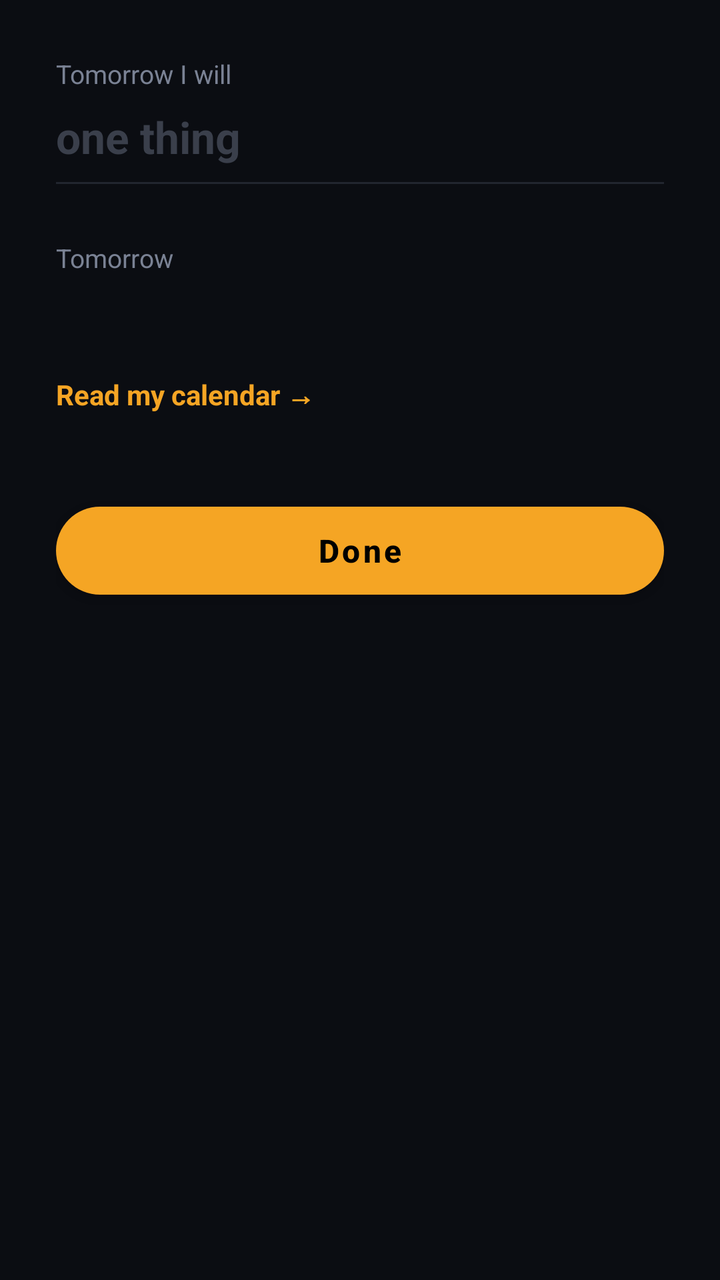
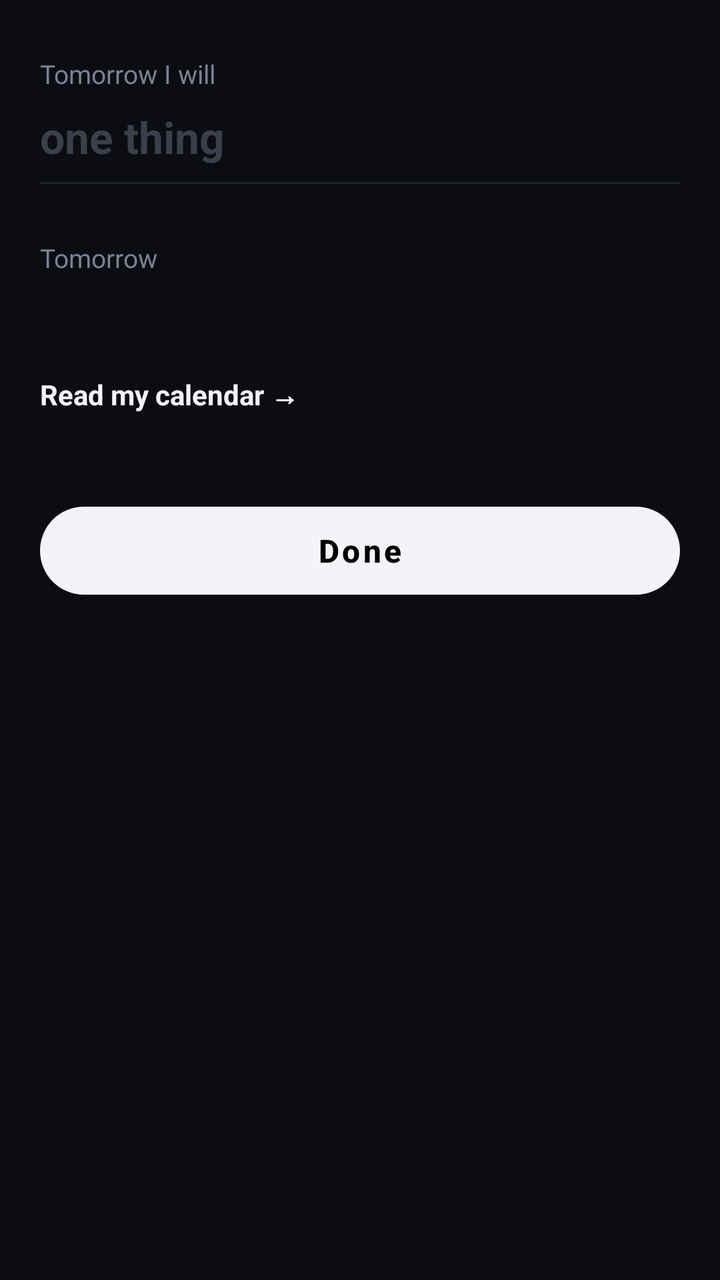

Two renders of the same Android screen: before a commit and after it. Below are the layout's source before the change and the commit's diff.
<!-- AndroidManifest.xml: application theme Theme.WhyNotYou -->
<!-- res/layout/sheet_plan.xml -->
<?xml version="1.0" encoding="utf-8"?>
<LinearLayout xmlns:android="http://schemas.android.com/apk/res/android"
    android:layout_width="match_parent"
    android:layout_height="wrap_content"
    android:background="#0B0D12"
    android:orientation="vertical"
    android:paddingStart="28dp"
    android:paddingTop="28dp"
    android:paddingEnd="28dp"
    android:paddingBottom="36dp">

    <TextView
        android:layout_width="wrap_content"
        android:layout_height="wrap_content"
        android:text="Tomorrow I will"
        android:textColor="#7A8294"
        android:textSize="13sp" />

    <EditText
        android:id="@+id/edit_intention"
        android:layout_width="match_parent"
        android:layout_height="wrap_content"
        android:background="@android:color/transparent"
        android:hint="one thing"
        android:imeOptions="actionDone"
        android:inputType="textCapSentences"
        android:maxLines="2"
        android:paddingVertical="8dp"
        android:textColor="#F2F4F8"
        android:textColorHint="#3A3F4B"
        android:textSize="22sp"
        android:textStyle="bold" />

    <View
        android:layout_width="match_parent"
        android:layout_height="1dp"
        android:background="#22262F" />

    <TextView
        android:layout_width="wrap_content"
        android:layout_height="wrap_content"
        android:layout_marginTop="28dp"
        android:text="Tomorrow"
        android:textColor="#7A8294"
        android:textSize="13sp" />

    <TextView
        android:id="@+id/txt_calendar"
        android:layout_width="match_parent"
        android:layout_height="wrap_content"
        android:layout_marginTop="8dp"
        android:lineSpacingExtra="6dp"
        android:text=""
        android:textColor="#F2F4F8"
        android:textSize="16sp" />

    <TextView
        android:id="@+id/txt_calendar_link"
        android:layout_width="wrap_content"
        android:layout_height="wrap_content"
        android:layout_marginTop="8dp"
        android:minHeight="44dp"
        android:gravity="center_vertical"
        android:text="Read my calendar →"
        android:textColor="#F5A524"
        android:textSize="14sp"
        android:textStyle="bold" />

    <Button
        android:id="@+id/btn_done"
        style="@style/PrimaryButton"
        android:layout_marginTop="28dp"
        android:text="Done" />
</LinearLayout>
<!-- resources referenced by this layout -->
<resources>
  <style name="PrimaryButton" parent="Widget.MaterialComponents.Button">
          <item name="android:layout_width">match_parent</item>
          <item name="android:layout_height">56dp</item>
          <item name="android:textAllCaps">false</item>
          <item name="android:textStyle">bold</item>
          <item name="android:textSize">16sp</item>
          <item name="backgroundTint">#F5A524</item>
          <item name="android:textColor">#000000</item>
          <item name="cornerRadius">28dp</item>
      </style>
  <style name="Theme.WhyNotYou" parent="Theme.MaterialComponents.NoActionBar">
          <item name="colorPrimary">#F5A524</item>
          <item name="colorOnPrimary">#000000</item>
          <item name="colorSecondary">#F5A524</item>
          <item name="colorAccent">#F5A524</item>
          <item name="android:statusBarColor">#000000</item>
          <item name="android:navigationBarColor">#000000</item>
          <item name="android:windowBackground">#000000</item>
          <item name="android:textColorPrimary">#F2F4F8</item>
          <item name="android:colorControlActivated">#F5A524</item>
          <item name="android:timePickerStyle">@style/TimePickerDark</item>
          <item name="android:alertDialogTheme">@style/DialogDark</item>
          <item name="materialAlertDialogTheme">@style/DialogDark</item>
      </style>
  <style name="TimePickerDark" parent="android:Widget.Material.TimePicker">
          <item name="android:headerBackground">#0B0D12</item>
          <item name="android:numbersBackgroundColor">#15181F</item>
          <item name="android:numbersSelectorColor">#F5A524</item>
          <item name="android:numbersTextColor">#F2F4F8</item>
      </style>
  <style name="DialogDark" parent="Theme.MaterialComponents.Dialog">
          <item name="colorPrimary">#F5A524</item>
          <item name="colorAccent">#F5A524</item>
          <item name="android:background">#0B0D12</item>
          <item name="android:textColorPrimary">#F2F4F8</item>
          <item name="android:textColorSecondary">#7A8294</item>
      </style>
</resources>

<!-- the commit's change to res/layout/sheet_plan.xml (unified diff, before → after) -->
@@ -4,9 +4,9 @@
     android:layout_height="wrap_content"
     android:background="#0B0D12"
     android:orientation="vertical"
-    android:paddingStart="28dp"
+    android:paddingStart="20dp"
     android:paddingTop="28dp"
-    android:paddingEnd="28dp"
+    android:paddingEnd="20dp"
     android:paddingBottom="36dp">
 
     <TextView
@@ -62,7 +62,7 @@
         android:minHeight="44dp"
         android:gravity="center_vertical"
         android:text="Read my calendar →"
-        android:textColor="#F5A524"
+        android:textColor="#F2F4F8"
         android:textSize="14sp"
         android:textStyle="bold" />
 
<!-- resource entries referenced after the edit -->
@@ -6,20 +6,20 @@
           <item name="android:textAllCaps">false</item>
           <item name="android:textStyle">bold</item>
           <item name="android:textSize">16sp</item>
-          <item name="backgroundTint">#F5A524</item>
+          <item name="backgroundTint">#F2F4F8</item>
           <item name="android:textColor">#000000</item>
           <item name="cornerRadius">28dp</item>
       </style>
   <style name="Theme.WhyNotYou" parent="Theme.MaterialComponents.NoActionBar">
-          <item name="colorPrimary">#F5A524</item>
+          <item name="colorPrimary">#F2F4F8</item>
           <item name="colorOnPrimary">#000000</item>
-          <item name="colorSecondary">#F5A524</item>
-          <item name="colorAccent">#F5A524</item>
+          <item name="colorSecondary">#F2F4F8</item>
+          <item name="colorAccent">#F2F4F8</item>
           <item name="android:statusBarColor">#000000</item>
           <item name="android:navigationBarColor">#000000</item>
           <item name="android:windowBackground">#000000</item>
           <item name="android:textColorPrimary">#F2F4F8</item>
-          <item name="android:colorControlActivated">#F5A524</item>
+          <item name="android:colorControlActivated">#F2F4F8</item>
           <item name="android:timePickerStyle">@style/TimePickerDark</item>
           <item name="android:alertDialogTheme">@style/DialogDark</item>
           <item name="materialAlertDialogTheme">@style/DialogDark</item>
@@ -27,12 +27,12 @@
   <style name="TimePickerDark" parent="android:Widget.Material.TimePicker">
           <item name="android:headerBackground">#0B0D12</item>
           <item name="android:numbersBackgroundColor">#15181F</item>
-          <item name="android:numbersSelectorColor">#F5A524</item>
+          <item name="android:numbersSelectorColor">#F2F4F8</item>
           <item name="android:numbersTextColor">#F2F4F8</item>
       </style>
   <style name="DialogDark" parent="Theme.MaterialComponents.Dialog">
-          <item name="colorPrimary">#F5A524</item>
-          <item name="colorAccent">#F5A524</item>
+          <item name="colorPrimary">#F2F4F8</item>
+          <item name="colorAccent">#F2F4F8</item>
           <item name="android:background">#0B0D12</item>
           <item name="android:textColorPrimary">#F2F4F8</item>
           <item name="android:textColorSecondary">#7A8294</item>
